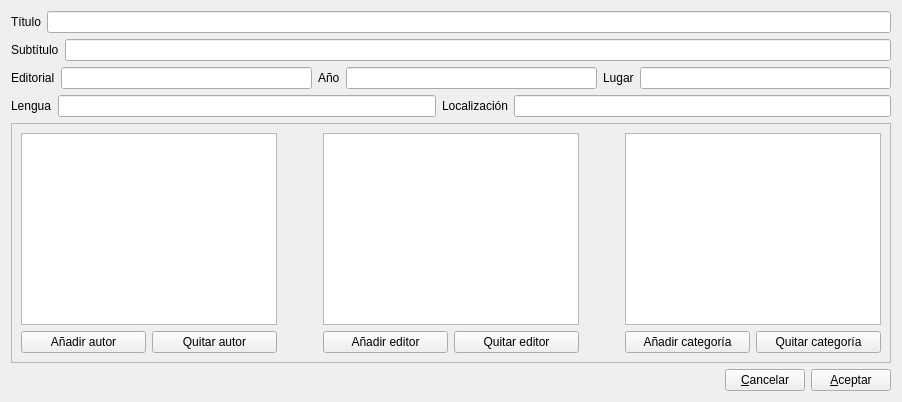
Old version of the form gui/nuevolibroentrada.ui in the repository rogorido/libroskop.
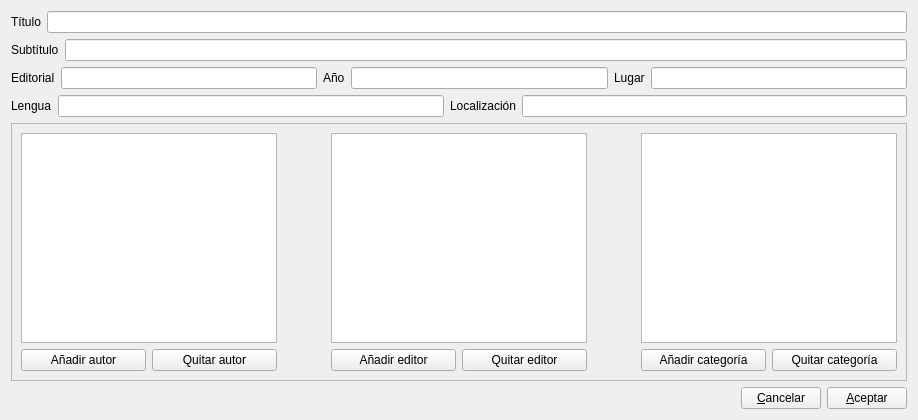
New version of the form. Icons and pictures are not drawn.

```diff
--- a/gui/nuevolibroentrada.ui
+++ b/gui/nuevolibroentrada.ui
@@ -2,6 +2,14 @@
 <ui version="4.0">
  <class>NuevoLibroEntrada</class>
  <widget class="QWidget" name="NuevoLibroEntrada">
+  <property name="geometry">
+   <rect>
+    <x>0</x>
+    <y>0</y>
+    <width>918</width>
+    <height>420</height>
+   </rect>
+  </property>
   <property name="windowTitle">
    <string>Introducir nuevo libro</string>
   </property>
```
Left out of the diff: 8 changed lines with no effect on the pictures.
